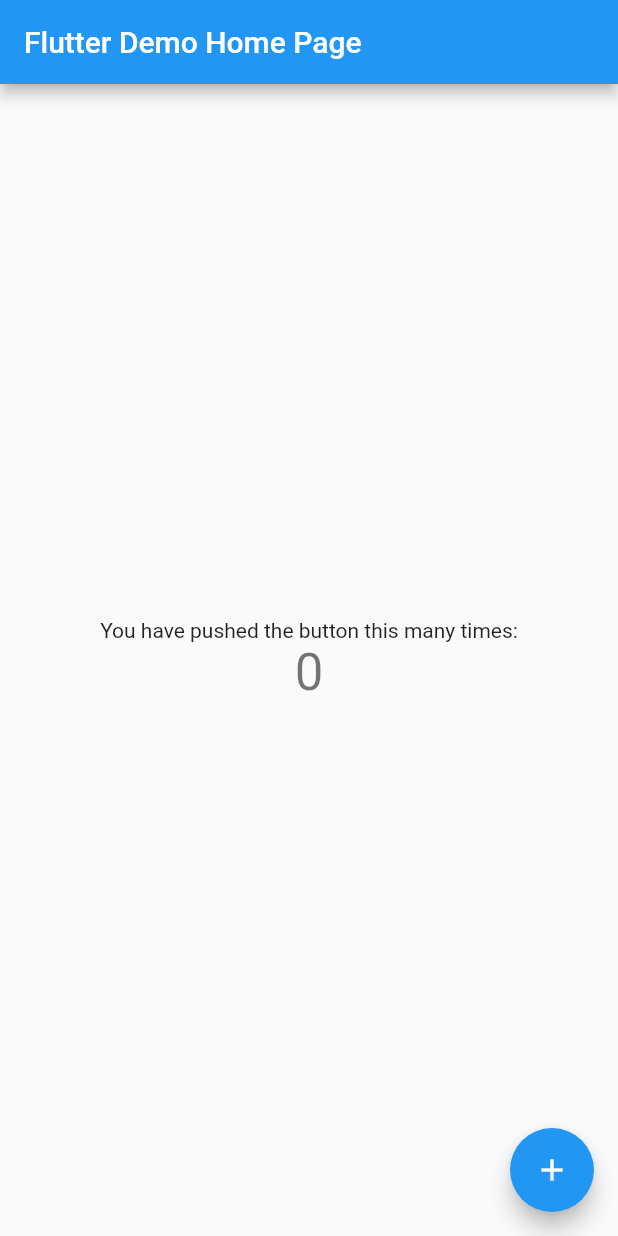
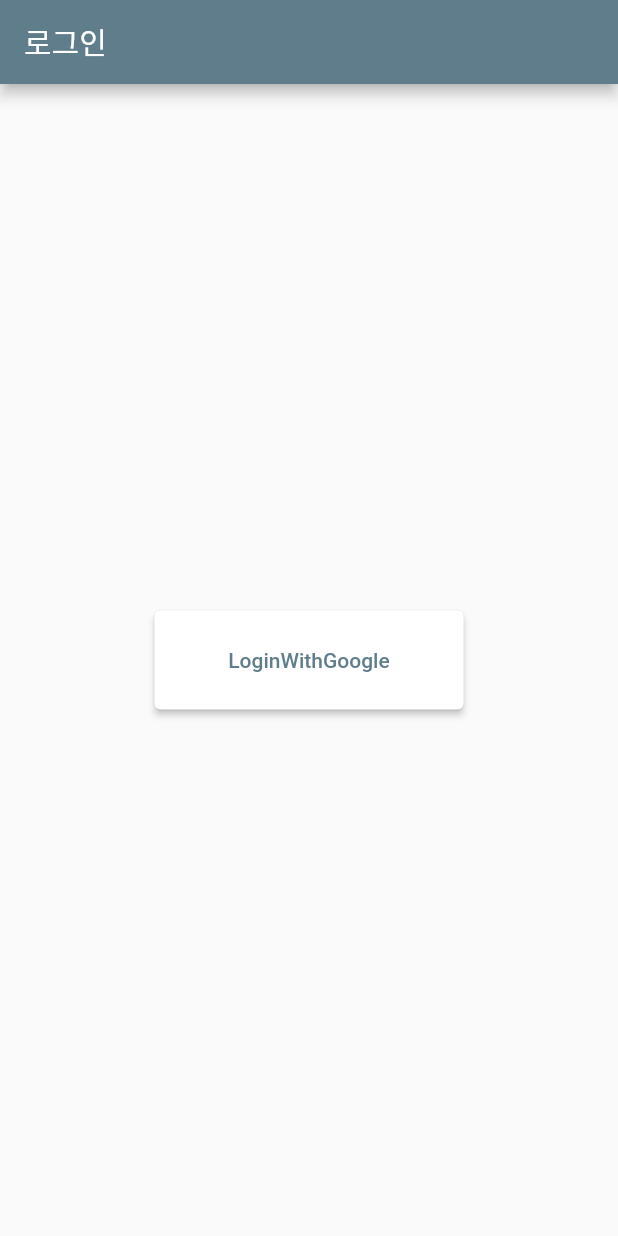
Before and after one commit to regular1020/trablock, a Flutter app: the screen it shows after launch, on a phone screen of 412 x 824 dp. Run offline on Flutter 3.47's test engine with Material 2 defaults, Android fonts, the phone set to English and light mode, and no system bars; our stand-ins replace firebase_auth, firebase_core, google_sign_in; accounts and stored records are empty; generated files the repository leaves out were written again.

Commit message:
feat: Add google login
Add google login
Add auth provider
Add login view & routing view

```diff
--- a/trablock_flutter/lib/main.dart
+++ b/trablock_flutter/lib/main.dart
@@ -1,6 +1,15 @@
+import 'package:firebase_core/firebase_core.dart';
 import 'package:flutter/material.dart';
+import 'package:provider/provider.dart';
+import 'package:trablock_flutter/src/provider/AuthProvider.dart';
+import 'package:trablock_flutter/src/view/RoutingView.dart';
+import 'firebase_options.dart';
 
-void main() {
+Future<void> main() async {
+  WidgetsFlutterBinding.ensureInitialized();
+  await Firebase.initializeApp(
+    options: DefaultFirebaseOptions.currentPlatform,
+  );
   runApp(const MyApp());
 }
 
@@ -10,58 +19,16 @@ class MyApp extends StatelessWidget {
   @override
   Widget build(BuildContext context) {
     return MaterialApp(
-      title: 'Flutter Demo',
+      title: 'Trablock',
       theme: ThemeData(
-        primarySwatch: Colors.blue,
+        primarySwatch: Colors.blueGrey,
       ),
-      home: const MyHomePage(title: 'Flutter Demo Home Page'),
+      home: MultiProvider(
+        providers: [
+          ChangeNotifierProvider<AuthProvider>(create: (_) => AuthProvider())
+        ],
+        child: RoutingView(),
+      )
     );
   }
 }
-
-class MyHomePage extends StatefulWidget {
-  const MyHomePage({super.key, required this.title});
-
-  final String title;
-
-  @override
-  State<MyHomePage> createState() => _MyHomePageState();
-}
-
-class _MyHomePageState extends State<MyHomePage> {
-  int _counter = 0;
-
-  void _incrementCounter() {
-    setState(() {
-      _counter++;
-    });
-  }
-
-  @override
-  Widget build(BuildContext context) {
-    return Scaffold(
-      appBar: AppBar(
-        title: Text(widget.title),
-      ),
-      body: Center(
-        child: Column(
-          mainAxisAlignment: MainAxisAlignment.center,
-          children: <Widget>[
-            const Text(
-              'You have pushed the button this many times:',
-            ),
-            Text(
-              '$_counter',
-              style: Theme.of(context).textTheme.headline4,
-            ),
-          ],
-        ),
-      ),
-      floatingActionButton: FloatingActionButton(
-        onPressed: _incrementCounter,
-        tooltip: 'Increment',
-        child: const Icon(Icons.add),
-      ),
-    );
-  }
-}
--- /dev/null
+++ b/trablock_flutter/lib/src/provider/AuthProvider.dart
@@ -0,0 +1,26 @@
+import 'package:firebase_auth/firebase_auth.dart';
+import 'package:flutter/material.dart';
+import 'package:google_sign_in/google_sign_in.dart';
+
+class AuthProvider with ChangeNotifier {
+  AuthProvider({auth, user}) : _auth = auth ?? FirebaseAuth.instance;
+
+  User? _user;
+  FirebaseAuth _auth;
+
+  User? get user => _user;
+
+  Future<void> signInWithGoogle() async {
+    final GoogleSignInAccount? googleUser = await GoogleSignIn().signIn();
+
+
+    final GoogleSignInAuthentication? googleAuth = await googleUser?.authentication;
+
+    final credential = GoogleAuthProvider.credential(
+      accessToken: googleAuth?.accessToken,
+      idToken: googleAuth?.idToken
+    );
+    final authResult = await _auth.signInWithCredential(credential);
+    _user = authResult.user;
+  }
+}
--- /dev/null
+++ b/trablock_flutter/lib/src/view/LoginWithGoogleView.dart
@@ -0,0 +1,59 @@
+import 'package:flutter/material.dart';
+import 'package:provider/provider.dart';
+import 'package:trablock_flutter/src/provider/AuthProvider.dart';
+
+class LoginWithGoogleView extends StatefulWidget {
+  LoginWithGoogleView({Key? key}) : super(key: key);
+
+  @override
+  State<LoginWithGoogleView> createState() => _LoginWithGoogleViewState();
+}
+
+class _LoginWithGoogleViewState extends State<LoginWithGoogleView> {
+  AuthProvider? _auth;
+
+  @override
+  void initState() {
+    super.initState();
+  }
+
+  @override
+  Widget build(BuildContext context) {
+    _auth = Provider.of<AuthProvider>(context, listen: false);
+
+    return Scaffold(
+      appBar: AppBar(
+        title: Text("로그인"),
+      ),
+      body: Center(
+        child: Column(
+          mainAxisAlignment: MainAxisAlignment.center,
+          children: [
+            SizedBox(
+              height: MediaQuery.of(context).size.height*0.08,
+              width: MediaQuery.of(context).size.width*0.5,
+              child: TextButton(
+                style: ButtonStyle(
+                  padding: MaterialStateProperty.all<EdgeInsets>(EdgeInsets.all(2.0)),
+                  elevation: MaterialStateProperty.all<double>(2.0),
+                  backgroundColor:
+                    MaterialStateProperty.resolveWith((states) {
+                      if (states.contains(MaterialState.pressed)) {
+                        return Colors.grey;
+                      } else {
+                        return Colors.white;
+                      }
+                    }),
+                ),
+                child: const Text("LoginWithGoogle"),
+                onPressed: () {
+                  _auth!.signInWithGoogle();
+                },
+              ),
+            ),
+          ],
+        ),
+      ),
+    );
+  }
+}
--- /dev/null
+++ b/trablock_flutter/lib/src/view/RoutingView.dart
@@ -0,0 +1,20 @@
+import 'package:flutter/material.dart';
+import 'package:provider/provider.dart';
+import 'package:trablock_flutter/src/provider/AuthProvider.dart';
+import 'package:trablock_flutter/src/view/LoginWithGoogleView.dart';
+
+
+class RoutingView extends StatelessWidget {
+  const RoutingView({Key? key}) : super(key: key);
+
+  @override
+  Widget build(BuildContext context) {
+
+    AuthProvider auth = Provider.of<AuthProvider>(context, listen: false);
+    if (auth.user == null) {
+      return LoginWithGoogleView();
+    } else {
+      return Container();
+    }
+  }
+}
--- a/trablock_flutter/pubspec.yaml
+++ b/trablock_flutter/pubspec.yaml
@@ -38,6 +38,9 @@ dependencies:
   cupertino_icons: ^1.0.2
   flutterfire: ^0.0.1
   firebase_core: ^2.1.1
+  firebase_auth: ^4.1.1
+  provider: ^6.0.4
+  google_sign_in: ^5.4.2
 
 dev_dependencies:
   flutter_test:
```
Also changed, not shown: trablock_flutter/pubspec.lock.
